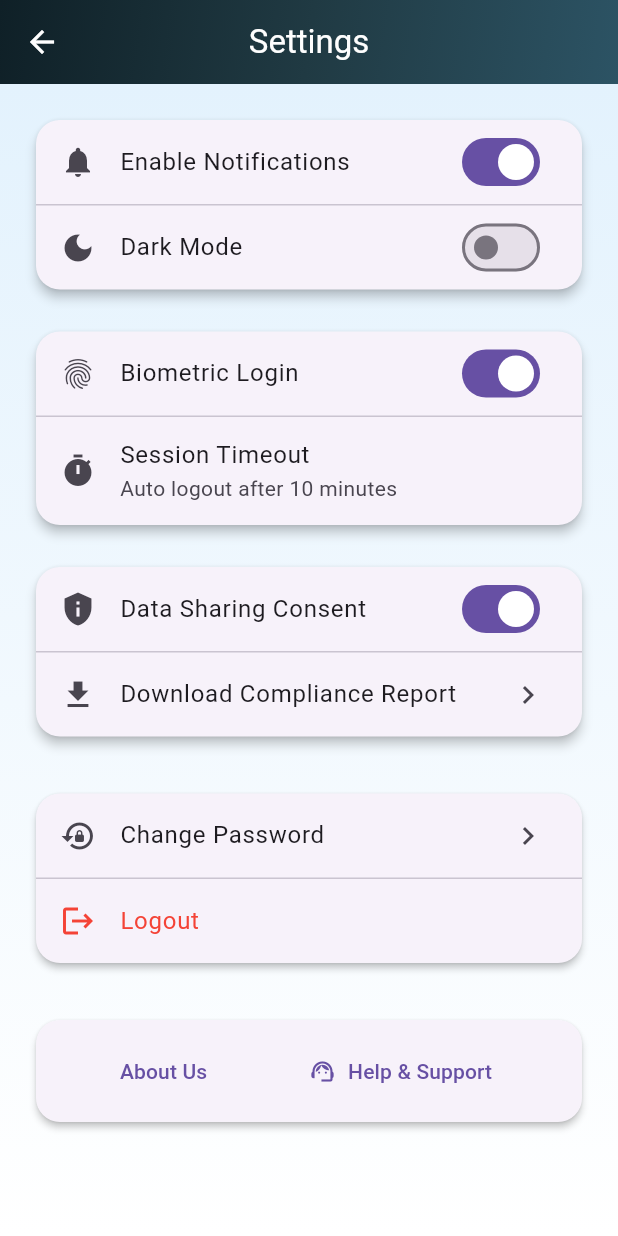
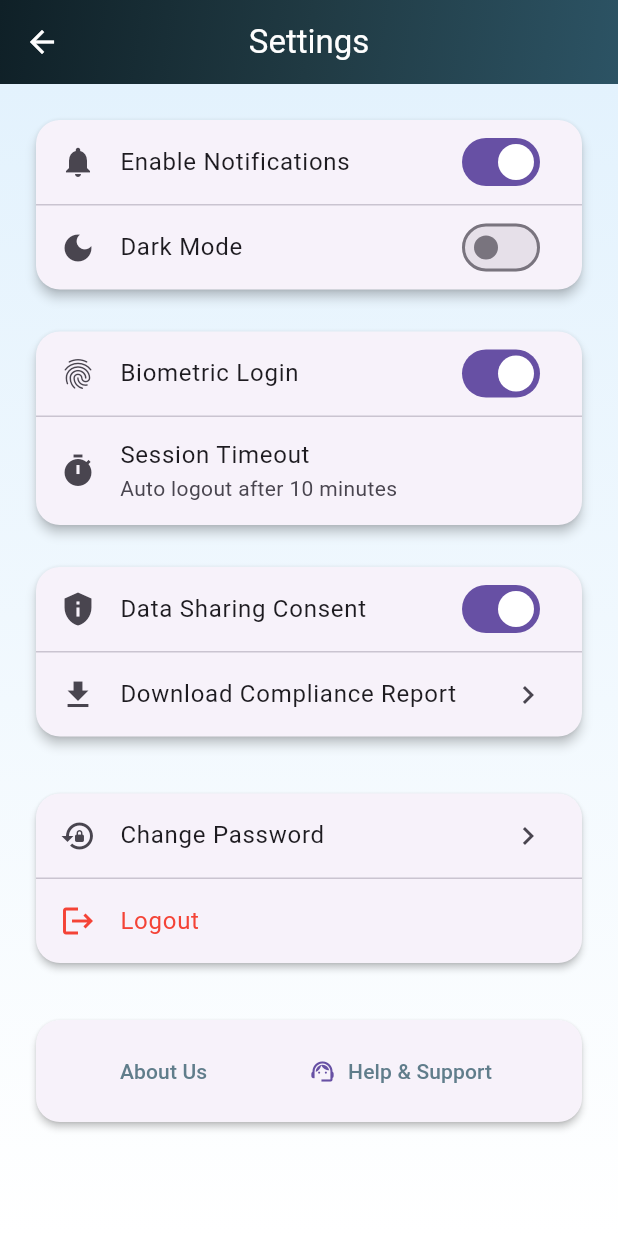
Before and after one commit to ABDUR-RAZZAqi/Trust_ID, a Flutter app: the SettingsPage screen opened by its route, on a phone screen of 412 x 824 dp. Run offline on Flutter 3.47's test engine with Material 3 defaults, Android fonts, the phone set to English and light mode, and no system bars; our stand-ins replace device_preview, image_picker.

Commit message:
new UI updates

```diff
--- a/lib/pages/forgot_password_page.dart
+++ b/lib/pages/forgot_password_page.dart
@@ -29,7 +29,7 @@ class _ForgotPasswordPageState extends State<ForgotPasswordPage> {
     return Scaffold(
       //  Gradient AppBar (same as About Us)
       appBar: AppBar(
-        title: const Text('Forgot Password'),
+        title: const Text('Change Password'),
         centerTitle: true,
         flexibleSpace: Container(
           decoration: const BoxDecoration(
@@ -127,6 +127,7 @@ class _ForgotPasswordPageState extends State<ForgotPasswordPage> {
 
                 // Back to Login
                 TextButton(
+                  key: GlobalKey(),
                   onPressed: () {
                     Navigator.pushNamed(context, '/login');
                   },
--- a/lib/pages/login_page.dart
+++ b/lib/pages/login_page.dart
@@ -151,7 +151,7 @@ class _LoginPageState extends State<LoginPage> {
                       onPressed: () {
                         Navigator.pushNamed(context, '/register');
                       },
-                      child: const Text('Register your account'),
+                      child: const Text('Register your account', style: TextStyle(color: Colors.blueGrey)),
                     ),
                   ],
                 ),
--- a/lib/pages/register_page.dart
+++ b/lib/pages/register_page.dart
@@ -180,10 +180,11 @@ class _RegisterPageState extends State<RegisterPage> {
                     const SizedBox(height: 16),
 
                     TextButton(
+                      key: GlobalKey(),
                       onPressed: () {
                         Navigator.pushReplacementNamed(context, '/login');
                       },
-                      child: const Text('Already have an account? Login'),
+                      child: const Text('Already have an account? Login', style: TextStyle(color: Colors.blueGrey),),
                     ),
                   ],
                 ),
--- a/lib/pages/settings_page.dart
+++ b/lib/pages/settings_page.dart
@@ -193,17 +193,19 @@ class _SettingsPageState extends State<SettingsPage> {
                   mainAxisAlignment: MainAxisAlignment.spaceEvenly,
                   children: [
                     TextButton(
+                      key: GlobalKey(),
                       onPressed: () {
                         Navigator.pushNamed(context, '/about_us');
                       },
-                      child: const Text('About Us'),
+                      child: const Text('About Us', style: TextStyle(color: Colors.blueGrey)),
                     ),
                     TextButton.icon(
+                      key: GlobalKey(),
                       onPressed: () {
                         Navigator.pushNamed(context, '/help_support');
                       },
                       icon: const Icon(Icons.support_agent),
-                      label: const Text('Help & Support'),
+                      label: const Text('Help & Support', style: TextStyle(color: Colors.blueGrey)),
                     ),
                   ],
                 ),
```
